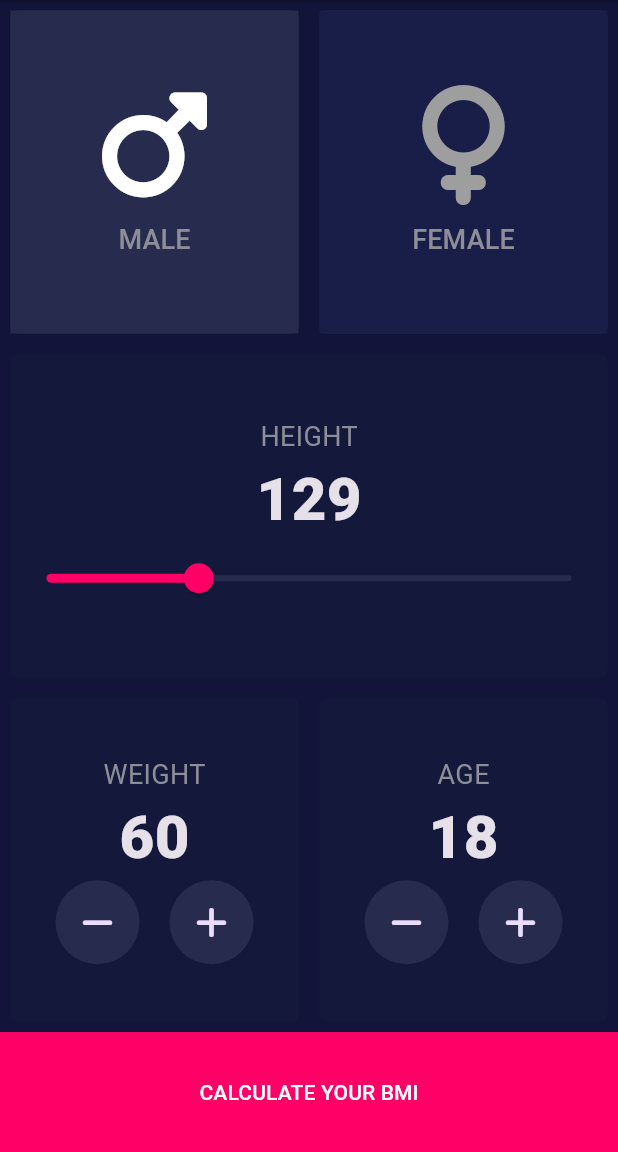
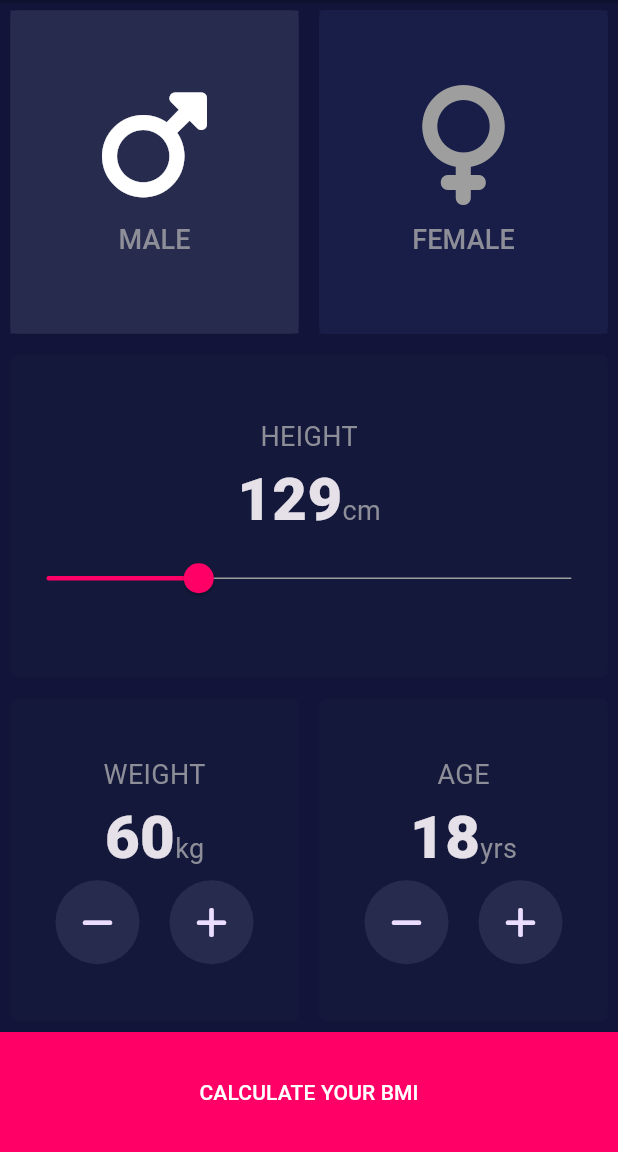
Before and after one commit to sydmasina/bmi-calculator-flutter, a Flutter app: the screen it shows after launch, on a phone screen of 412 x 824 dp, the part 84-1236 px from its top. Run offline on Flutter 3.47's test engine with Material 3 defaults, Android fonts, the phone set to English and light mode, and no system bars; our stand-ins replace font_awesome_flutter.

```diff
--- a/lib/constants/style_constants.dart
+++ b/lib/constants/style_constants.dart
@@ -14,3 +14,9 @@ TextStyle kLabelTextStyle = TextStyle(
   fontSize: 18.0,
   color: Color(0xFF8D8E98),
 );
+
+// Style for the measurement number style:
+TextStyle kMeasurementNumberStyle = TextStyle(
+  fontSize: 40,
+  fontWeight: FontWeight.w900,
+);
--- a/lib/input_page.dart
+++ b/lib/input_page.dart
@@ -7,6 +7,7 @@ import 'shared/gender_card.dart';
 import 'shared/increment_controller.dart';
 import 'shared/measurement_card.dart';
 import 'shared/resuable_card.dart';
+import 'shared/measurement_scale_unit_card.dart';
 
 final genders = Genders();
 
@@ -102,18 +103,26 @@ class _InputPageState extends State<InputPage> {
                     backgroundColor: kPrimaryCardColor,
                     cardChild: MeasurementCard(
                       cardTitle: 'HEIGHT',
-                      measurementCount: height.toInt(),
-                      measurementController: Slider(
+                      measurementScale: MeasurementScaleUnitCard(
+                        measurementValue: height.toInt(),
+                        scaleUnit: 'cm',
+                      ),
+                      measurementController: SliderTheme(
+                        data: SliderTheme.of(context).copyWith(
+                          trackHeight: 1,
+                        ),
+                        child: Slider(
                           value: height,
                           min: 100,
                           max: 200,
                           activeColor: kBrandPrimaryColor,
-                        inactiveColor: kSecondaryCardColor,
+                          inactiveColor: Colors.grey,
                           onChanged: (double setValue) {
                             setState(() {
                               height = setValue;
                             });
                           },
+                        ),
                       ),
                     ),
                   ),
@@ -130,7 +139,10 @@ class _InputPageState extends State<InputPage> {
                     backgroundColor: kPrimaryCardColor,
                     cardChild: MeasurementCard(
                       cardTitle: 'WEIGHT',
-                      measurementCount: weight,
+                      measurementScale: MeasurementScaleUnitCard(
+                        measurementValue: weight,
+                        scaleUnit: 'kg',
+                      ),
                       measurementController: AddOrMinusController(
                         decrementCallFn: decrementWeight,
                         incrementCallbackFn: incrementWeight,
@@ -143,7 +155,10 @@ class _InputPageState extends State<InputPage> {
                     backgroundColor: kPrimaryCardColor,
                     cardChild: MeasurementCard(
                       cardTitle: 'AGE',
-                      measurementCount: age,
+                      measurementScale: MeasurementScaleUnitCard(
+                        measurementValue: age,
+                        scaleUnit: 'yrs',
+                      ),
                       measurementController: AddOrMinusController(
                         decrementCallFn: decrementAge,
                         incrementCallbackFn: incrementAge,
--- a/lib/shared/measurement_card.dart
+++ b/lib/shared/measurement_card.dart
@@ -5,11 +5,11 @@ class MeasurementCard extends StatelessWidget {
   const MeasurementCard(
       {super.key,
       required this.cardTitle,
-      required this.measurementCount,
+      required this.measurementScale,
       required this.measurementController});
 
   final String cardTitle;
-  final int measurementCount;
+  final Widget measurementScale;
   final Widget measurementController;
 
   @override
@@ -21,13 +21,7 @@ class MeasurementCard extends StatelessWidget {
           cardTitle,
           style: kLabelTextStyle,
         ),
-        Text(
-          '$measurementCount',
-          style: TextStyle(
-            fontSize: 40,
-            fontWeight: FontWeight.w800,
-          ),
-        ),
+        measurementScale,
         measurementController
       ],
     );
--- /dev/null
+++ b/lib/shared/measurement_scale_unit_card.dart
@@ -0,0 +1,32 @@
+import 'package:flutter/material.dart';
+import 'package:my_bmi_calc/constants/style_constants.dart';
+
+class MeasurementScaleUnitCard extends StatelessWidget {
+  const MeasurementScaleUnitCard({
+    super.key,
+    required this.measurementValue,
+    required this.scaleUnit,
+  });
+
+  final int measurementValue;
+  final String scaleUnit;
+
+  @override
+  Widget build(BuildContext context) {
+    return Row(
+      mainAxisAlignment: MainAxisAlignment.center,
+      crossAxisAlignment: CrossAxisAlignment.baseline,
+      textBaseline: TextBaseline.alphabetic,
+      children: [
+        Text(
+          '$measurementValue',
+          style: kMeasurementNumberStyle,
+        ),
+        Text(
+          scaleUnit,
+          style: kLabelTextStyle,
+        )
+      ],
+    );
+  }
+}
```
Lines whose indentation alone changed are shown as unchanged.
